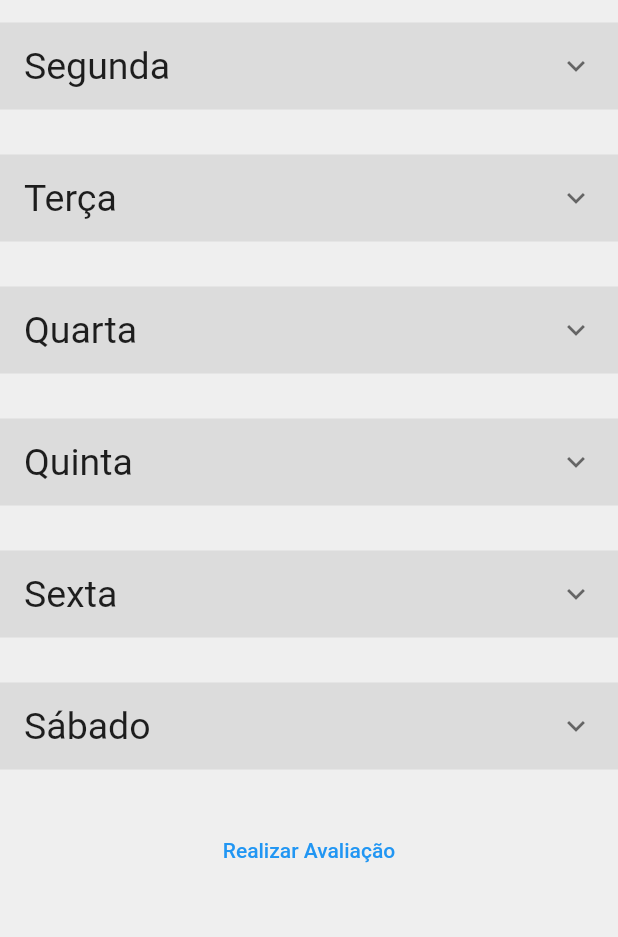
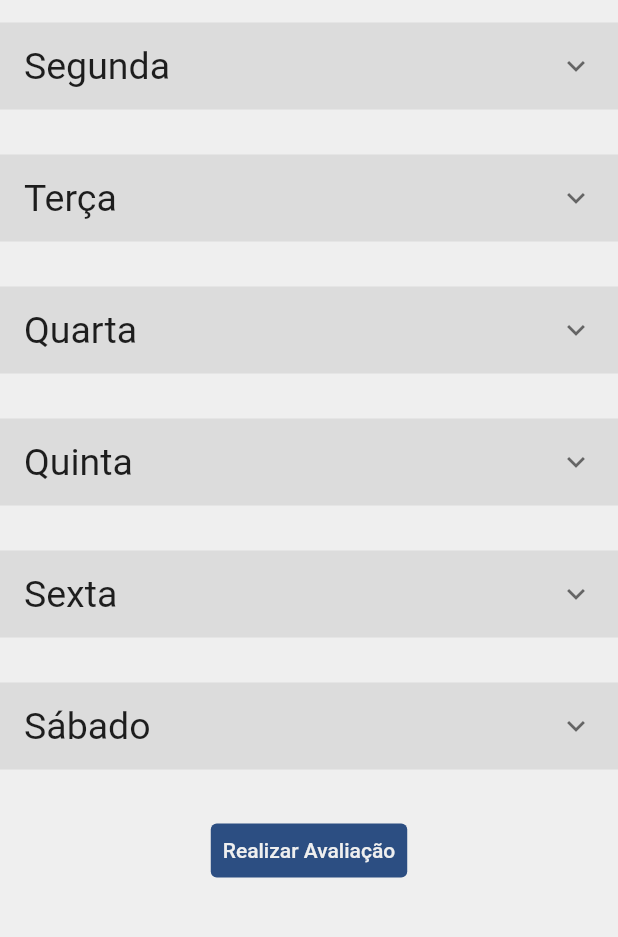
Before and after one commit to JonatasMSS/SesiFitness, a Flutter app: the AlunoDetailsPage screen opened by its route, on a phone screen of 412 x 824 dp, the part 159-1096 px from its top. Run offline on Flutter 3.47's test engine with Material 2 defaults, Android fonts, the phone set to English and light mode, and no system bars; our stand-ins replace flutter_svg, get; missing offline and left inert: validatorless; Roboto replaces fonts that are missing (Dongle).

Commit message:
Alterando o style do widget de realizar avaliação

```diff
--- a/lib/widgets/sesiAcademia_realizarAvali.dart
+++ b/lib/widgets/sesiAcademia_realizarAvali.dart
@@ -8,8 +8,14 @@ class SesiacademiaRealizaravali extends StatelessWidget {
     return Column(
       children: <Widget>[
         TextButton(
+          style: TextButton.styleFrom(backgroundColor: Color(0xFF2C4E82)),
           onPressed: () {},
-          child: Text("Realizar Avaliação"),
+          child: Text(
+            "Realizar Avaliação",
+            style: TextStyle(
+              color: Color(0xFFEFEFEF),
+            ),
+          ),
         ),
       ],
     );
```
